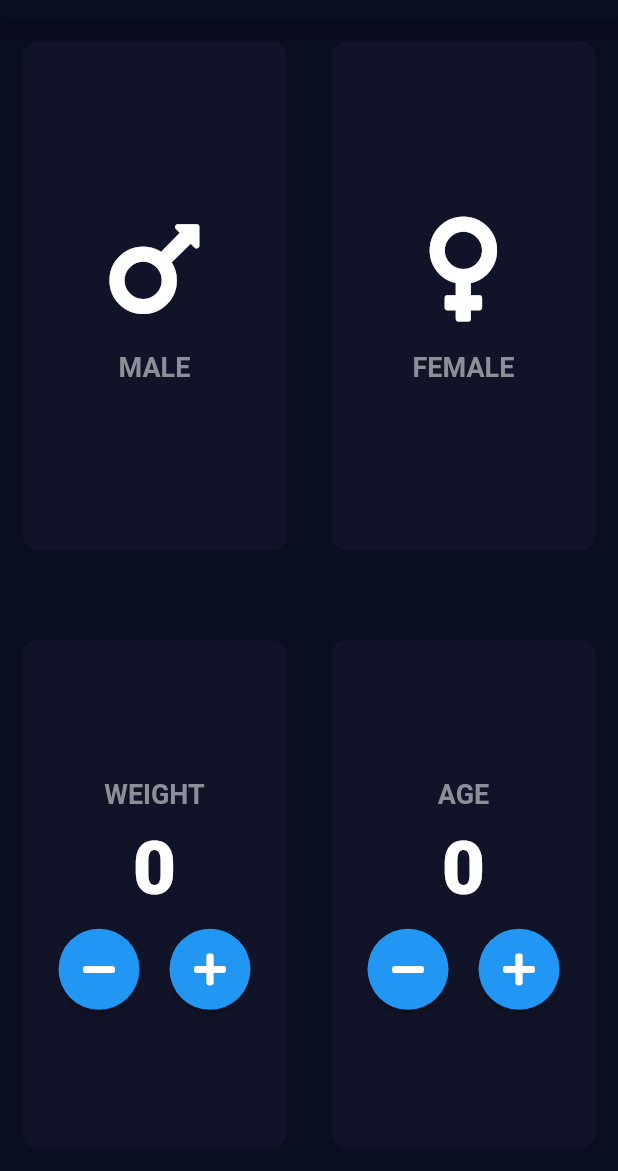
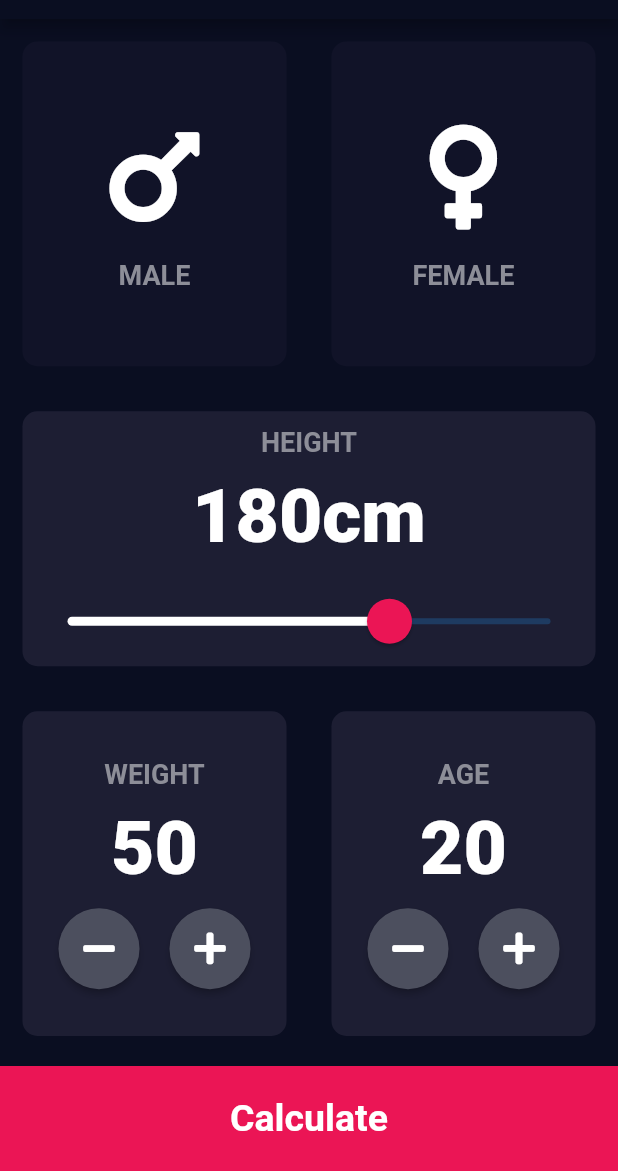
Before and after one commit to migol06/BMI-Flutter_Bootcamp, a Flutter app: the screen it shows after launch, on a phone screen of 412 x 824 dp, the part 65-1236 px from its top. Run offline on Flutter 3.47's test engine with Material 2 defaults, Android fonts, the phone set to English and light mode, and no system bars; our stand-ins replace font_awesome_flutter.

Commit message:
Home Screen

```diff
--- a/lib/color.dart
+++ b/lib/color.dart
@@ -7,4 +7,6 @@ class BMIColor {
   static const Color bottomContainerColor = Color(0xFFEB1555);
   static const Color gray = Color(0xFF8D8E98);
   static const Color green = Color(0xFF24D876);
+  static const Color grayButton = Color(0xFF4C4F5E);
+  static const Color lowPink = Color(0x29EB1555);
 }
--- a/lib/input_page.dart
+++ b/lib/input_page.dart
@@ -1,5 +1,6 @@
 import 'package:bmi_calc/color.dart';
 import 'package:bmi_calc/constant.dart';
+import 'package:bmi_calc/weightage.dart';
 import 'package:flutter/material.dart';
 import 'package:font_awesome_flutter/font_awesome_flutter.dart';
 
@@ -17,8 +18,8 @@ class InputPage extends StatefulWidget {
 }
 
 class _InputPageState extends State<InputPage> {
-  int weight = 0;
-  int age = 0;
+  int weight = 50;
+  int age = 20;
   int height = 180;
   Color maleColor = BMIColor.inaactiveColor;
   Color femaleColor = BMIColor.inaactiveColor;
@@ -30,7 +31,7 @@ class _InputPageState extends State<InputPage> {
           title: const Text('BMI CALCULATOR'),
           backgroundColor: BMIColor.black,
         ),
-        body: Column(crossAxisAlignment: CrossAxisAlignment.stretch, children: [
+        body: Column(children: [
           Expanded(
             child: Row(
               children: [
@@ -66,15 +67,65 @@ class _InputPageState extends State<InputPage> {
             ),
           ),
           BMIContainer(
-            color: BMIColor.inaactiveColor,
-            child: Column(),
+            color: BMIColor.activeColor,
+            child: Column(
+              mainAxisAlignment: MainAxisAlignment.center,
+              children: [
+                const SizedBox(
+                  height: 10.0,
+                ),
+                const Text(
+                  'HEIGHT',
+                  style: labelTextStyle,
+                ),
+                const SizedBox(
+                  height: 10.0,
+                ),
+                Row(
+                  mainAxisAlignment: MainAxisAlignment.center,
+                  children: [
+                    Text(
+                      height.toString(),
+                      style: numberTextStyle,
+                    ),
+                    const Text(
+                      'cm',
+                      style: numberTextStyle,
+                    )
+                  ],
+                ),
+                const SizedBox(
+                  height: 10.0,
+                ),
+                SliderTheme(
+                  data: SliderTheme.of(context).copyWith(
+                      inactiveTickMarkColor: BMIColor.gray,
+                      activeTrackColor: Colors.white,
+                      thumbColor: BMIColor.bottomContainerColor,
+                      overlayColor: BMIColor.lowPink,
+                      thumbShape:
+                          const RoundSliderThumbShape(enabledThumbRadius: 15.0),
+                      overlayShape:
+                          const RoundSliderOverlayShape(overlayRadius: 30.0)),
+                  child: Slider(
+                      min: 100,
+                      max: 220,
+                      value: height.toDouble(),
+                      onChanged: (double value) {
+                        setState(() {
+                          height = value.round();
+                        });
+                      }),
+                )
+              ],
+            ),
           ),
           Expanded(
             child: Row(
               children: [
                 Expanded(
                   child: BMIContainer(
-                    color: BMIColor.inaactiveColor,
+                    color: BMIColor.activeColor,
                     child: BMIHeightAge(
                         desc: 'WEIGHT',
                         onTapAdd: () {
@@ -94,7 +145,7 @@ class _InputPageState extends State<InputPage> {
                 ),
                 Expanded(
                   child: BMIContainer(
-                    color: BMIColor.inaactiveColor,
+                    color: BMIColor.activeColor,
                     child: BMIHeightAge(
                         desc: 'AGE',
                         onTapAdd: () => setState(() {
@@ -108,70 +159,20 @@ class _InputPageState extends State<InputPage> {
                 )
               ],
             ),
+          ),
+          Container(
+            width: double.infinity,
+            height: 70.0,
+            margin: const EdgeInsets.only(top: 5.0),
+            decoration:
+                const BoxDecoration(color: BMIColor.bottomContainerColor),
+            child: const Center(
+              child: Text(
+                'Calculate',
+                style: largeButtonStyle,
+              ),
+            ),
           )
         ]));
   }
 }
-
-class BMIHeightAge extends StatelessWidget {
-  const BMIHeightAge({
-    Key? key,
-    required this.desc,
-    required this.onTapAdd,
-    required this.onTapMinus,
-    required this.number,
-  }) : super(key: key);
-
-  final String desc;
-  final VoidCallback onTapAdd;
-  final VoidCallback onTapMinus;
-  final String number;
-
-  @override
-  Widget build(BuildContext context) {
-    return Column(
-      mainAxisAlignment: MainAxisAlignment.center,
-      children: [
-        Text(
-          desc,
-          style: const TextStyle(
-              fontSize: 18.0,
-              color: BMIColor.gray,
-              fontWeight: FontWeight.bold),
-        ),
-        const SizedBox(
-          height: 10.0,
-        ),
-        Text(
-          number,
-          style: numberTextStyle,
-        ),
-        const SizedBox(
-          height: 10.0,
-        ),
-        Row(
-          mainAxisAlignment: MainAxisAlignment.center,
-          children: [
-            ElevatedButton(
-              onPressed: onTapMinus,
-              child: const Icon(FontAwesomeIcons.minus),
-              style: ElevatedButton.styleFrom(
-                  shape: const CircleBorder(),
-                  padding: const EdgeInsets.all(15)),
-            ),
-            const SizedBox(
-              width: 10.0,
-            ),
-            ElevatedButton(
-              onPressed: onTapAdd,
-              child: const Icon(FontAwesomeIcons.plus),
-              style: ElevatedButton.styleFrom(
-                  shape: const CircleBorder(),
-                  padding: const EdgeInsets.all(15.0)),
-            )
-          ],
-        )
-      ],
-    );
-  }
-}
--- a/lib/weightage.dart
+++ b/lib/weightage.dart
@@ -25,10 +25,7 @@ class BMIHeightAge extends StatelessWidget {
       children: [
         Text(
           desc,
-          style: const TextStyle(
-              fontSize: 18.0,
-              color: BMIColor.gray,
-              fontWeight: FontWeight.bold),
+          style: labelTextStyle,
         ),
         const SizedBox(
           height: 10.0,
@@ -48,7 +45,8 @@ class BMIHeightAge extends StatelessWidget {
               child: const Icon(FontAwesomeIcons.minus),
               style: ElevatedButton.styleFrom(
                   shape: const CircleBorder(),
-                  padding: const EdgeInsets.all(15)),
+                  padding: const EdgeInsets.all(15),
+                  primary: BMIColor.grayButton),
             ),
             const SizedBox(
               width: 10.0,
@@ -58,7 +56,8 @@ class BMIHeightAge extends StatelessWidget {
               child: const Icon(FontAwesomeIcons.plus),
               style: ElevatedButton.styleFrom(
                   shape: const CircleBorder(),
-                  padding: const EdgeInsets.all(15.0)),
+                  padding: const EdgeInsets.all(15.0),
+                  primary: BMIColor.grayButton),
             )
           ],
         )
```
